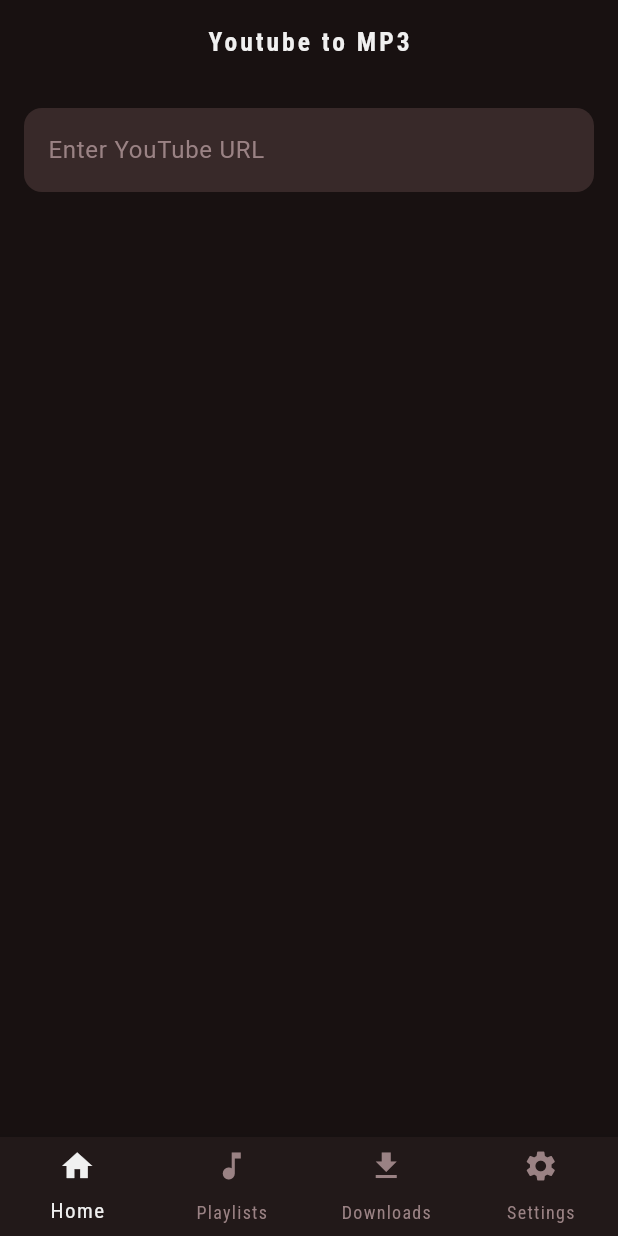
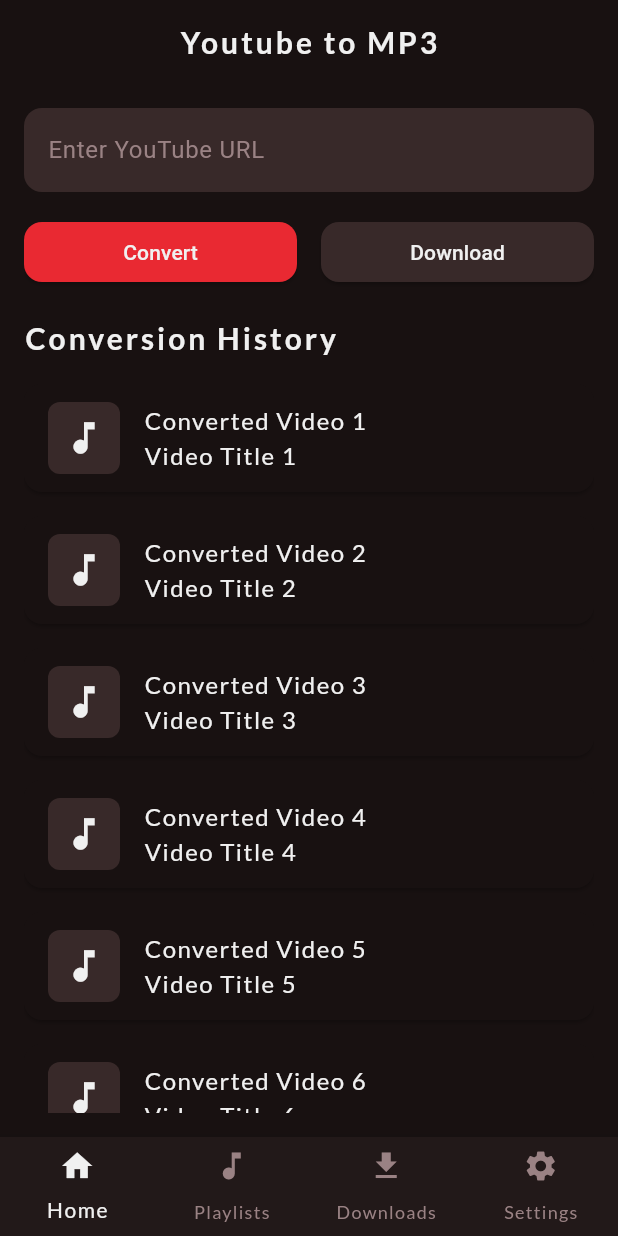
Before and after one commit to MouridIbrahim/soundsnip, a Flutter app: the screen it shows after launch, on a phone screen of 412 x 824 dp. Run offline on Flutter 3.47's test engine with Material 3 defaults, Android fonts, the phone set to English and light mode, and no system bars; our stand-ins replace google_fonts.

Commit message:
first from second day

```diff
--- a/lib/screens/Home_Page.dart
+++ b/lib/screens/Home_Page.dart
@@ -16,26 +16,89 @@
       appBar: AppBar(title: StyledHeadline('Youtube to MP3')),
       body: Padding(
         padding: EdgeInsets.all(16.0),
-        child: Column(
+        child: ListView(
           children: [
             TextField(
               style: TextStyle(color: AppColors.textColor),
               decoration: InputDecoration(
                 hintText: 'Enter YouTube URL',
                 border: OutlineInputBorder(
-                  borderRadius: BorderRadius.circular(
-                    12,
-                  ), // 👈 Adjust this value as you like
-                  borderSide:
-                      BorderSide.none, // Keeps no stroke/color around border
+                  borderRadius: BorderRadius.circular(12),
+                  borderSide: BorderSide.none,
                 ),
                 hintStyle: TextStyle(color: AppColors.lightText),
-
                 filled: true,
                 fillColor: AppColors.fourthColor,
               ),
               cursorColor: AppColors.textColor,
             ),
+            SizedBox(height: 16.0),
+            Row(
+              mainAxisAlignment: MainAxisAlignment.spaceEvenly,
+              children: [
+                Expanded(
+                  child: ElevatedButton(
+                    onPressed: () {
+                      // Handle download action
+                    },
+                    style: ElevatedButton.styleFrom(
+                      foregroundColor: AppColors.textColor,
+                      backgroundColor: AppColors.primaryColor,
+                      shape: RoundedRectangleBorder(
+                        borderRadius: BorderRadius.circular(12),
+                      ),
+                    ),
+                    child: Text('Convert'),
+                  ),
+                ),
+                SizedBox(width: 16.0),
+                Expanded(
+                  child: ElevatedButton(
+                    onPressed: () {
+                      // Handle convert action
+                    },
+                    style: ElevatedButton.styleFrom(
+                      foregroundColor: AppColors.textColor,
+                      backgroundColor: AppColors.fourthColor,
+                      shape: RoundedRectangleBorder(
+                        borderRadius: BorderRadius.circular(12),
+                      ),
+                    ),
+                    child: Text('Download'),
+                  ),
+                ),
+              ],
+            ),
+            SizedBox(height: 20.0),
+            Align(
+              alignment: Alignment.centerLeft,
+              child: StyledHeadline('Conversion History'),
+            ),
+            SizedBox(height: 10.0),
+            // List of conversions
+            ...List.generate(10, (index) {
+              return Card(
+                color: AppColors.secondaryColor,
+                shape: RoundedRectangleBorder(
+                  borderRadius: BorderRadius.circular(12),
+                ),
+                margin: EdgeInsets.symmetric(vertical: 8),
+                child: ListTile(
+                  leading: Container(
+                    decoration: BoxDecoration(
+                      color: AppColors.fourthColor,
+                      borderRadius: BorderRadius.circular(8),
+                    ),
+                    width: 48,
+                    height: 48,
+                    child: Icon(Icons.music_note,
+                        color: AppColors.textColor, size: 28),
+                  ),
+                  title: StyledText('Converted Video ${index + 1}'),
+                  subtitle: StyledText('Video Title ${index + 1}'),
+                ),
+              );
+            }),
           ],
         ),
       ),
--- a/lib/themes.dart
+++ b/lib/themes.dart
@@ -29,19 +29,19 @@
 
   //text theme
   textTheme: TextTheme(
-    bodyMedium: GoogleFonts.robotoCondensed(
+    bodyMedium: GoogleFonts.lato(
       color: AppColors.textColor,
       fontSize: 16,
       letterSpacing: 1,
     ),
 
-    headlineMedium: GoogleFonts.robotoCondensed(
+    headlineMedium: GoogleFonts.lato(
       color: AppColors.textColor,
-      fontSize: 17,
+      fontSize: 20,
       fontWeight: FontWeight.bold,
       letterSpacing: 2,
     ),
-    titleMedium: GoogleFonts.robotoCondensed(
+    titleMedium: GoogleFonts.lato(
       color: AppColors.lightText,
       fontSize: 17,
       fontWeight: FontWeight.bold,
```
